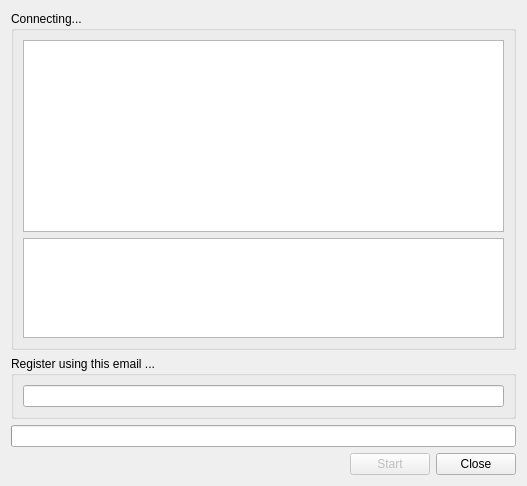
Qt form gui/dlgimport.ui (ensisoft/newsflash-plus) before a commit.
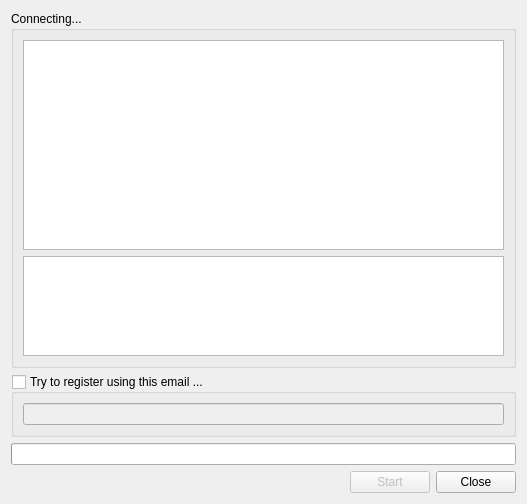
The same form after that commit.

What changed in the file:
```diff
--- a/gui/dlgimport.ui
+++ b/gui/dlgimport.ui
@@ -7,7 +7,7 @@
     <x>0</x>
     <y>0</y>
     <width>527</width>
-    <height>481</height>
+    <height>504</height>
    </rect>
   </property>
   <property name="windowTitle">
@@ -58,7 +58,13 @@
    <item>
     <widget class="QGroupBox" name="grpEmail">
      <property name="title">
-      <string>Register using this email ...</string>
+      <string>Try to register using this email ...</string>
+     </property>
+     <property name="checkable">
+      <bool>true</bool>
+     </property>
+     <property name="checked">
+      <bool>false</bool>
      </property>
      <layout class="QGridLayout" name="gridLayout_2">
       <item row="0" column="0">
```
Left out of the diff: 3 changed lines with no effect on the pictures.
